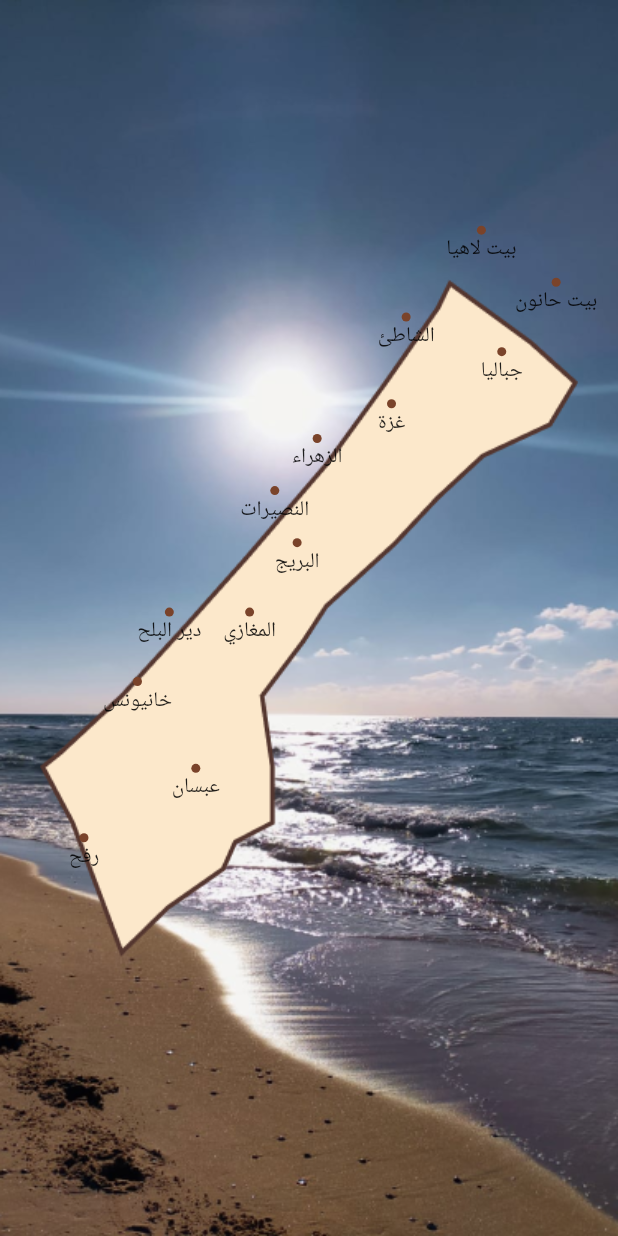
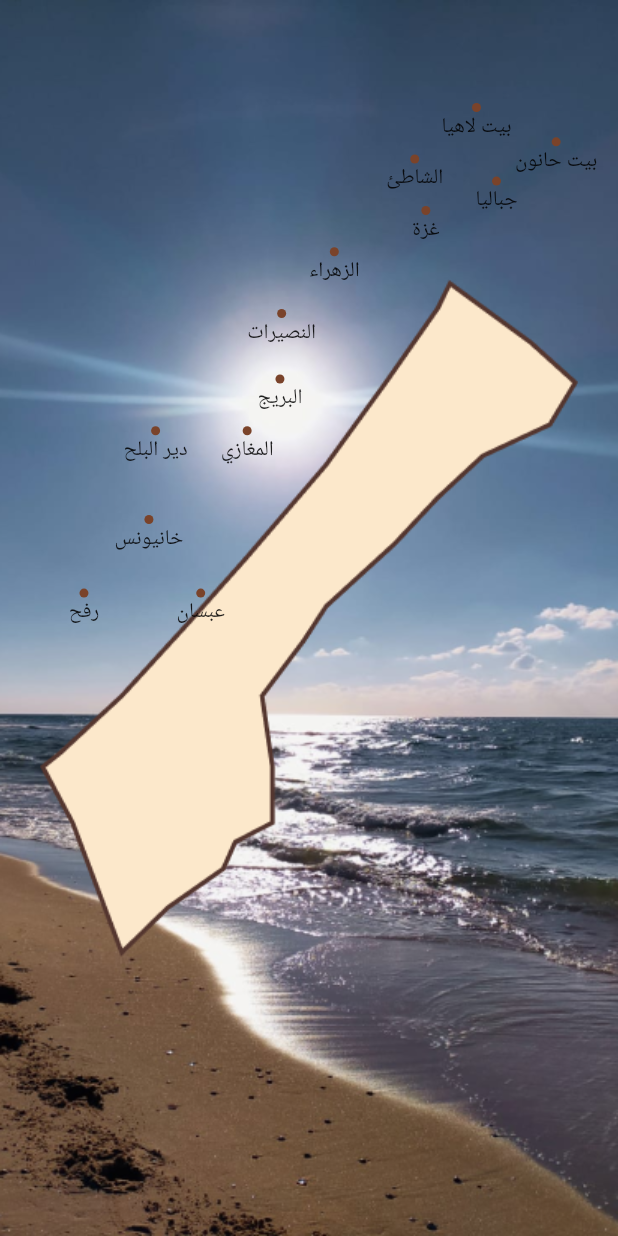
Before and after one commit to AboRaed6/gaza_app, a Flutter app: the screen it shows after launch, on a phone screen of 412 x 824 dp. Run offline on Flutter 3.47's test engine with Material 2 defaults, Android fonts, the phone set to English and light mode, and no system bars; our stand-ins replace cached_network_image, cloud_firestore, device_preview, firebase_core, firebase_storage, flutter_screenutil and 6 more; missing offline and left inert: google_language_fonts; accounts and stored records are empty; statements that could not run were skipped; project files that could hold a hidden picture were left out.

Commit message:
design simple change

```diff
--- a/lib/app/modules/home/views/home_view.dart
+++ b/lib/app/modules/home/views/home_view.dart
@@ -34,9 +34,9 @@ class HomeView extends GetView<HomeController> {
             child: Stack(
               children: [
                 CityWidget(
-                  top: 130.h,
+                  top: size.height / 12,
                   // 150.h,
-                  left: 260.w,
+                  left: size.width / 1.4,
                   // 270.w,
                   textCity: 'بيت لاهيا'.tr,
                   onTap: () {
@@ -49,8 +49,8 @@ class HomeView extends GetView<HomeController> {
                   },
                 ),
                 CityWidget(
-                  top: 160.h,
-                  left: 300.w,
+                  top: size.height / 9,
+                  left: size.width / 1.2,
                   textCity: 'بيت حانون'.tr,
                   onTap: () {
                     print('بيت حانون');
@@ -60,8 +60,8 @@ class HomeView extends GetView<HomeController> {
                   },
                 ),
                 CityWidget(
-                  top: 200.h,
-                  left: 280.w,
+                  top: size.height / 7,
+                  left: size.width / 1.3,
                   textCity: 'جباليا'.tr,
                   onTap: () {
                     print('جباليا');
@@ -71,8 +71,8 @@ class HomeView extends GetView<HomeController> {
                   },
                 ),
                 CityWidget(
-                  top: 180.h,
-                  left: 220.w,
+                  top: size.height / 8,
+                  left: size.width / 1.6,
                   textCity: 'الشاطئ'.tr,
                   onTap: () {
                     print('الشاطئ');
@@ -82,8 +82,8 @@ class HomeView extends GetView<HomeController> {
                   },
                 ),
                 CityWidget(
-                  top: 230.h,
-                  left: 220.w,
+                  top: size.height / 6,
+                  left: size.width / 1.5,
                   textCity: 'غزة'.tr,
                   onTap: () {
                     print('غزة');
@@ -93,8 +93,8 @@ class HomeView extends GetView<HomeController> {
                   },
                 ),
                 CityWidget(
-                  top: 250.h,
-                  left: 170.w,
+                  top: size.height / 5,
+                  left: size.width / 2.0,
                   textCity: 'الزهراء'.tr,
                   onTap: () {
                     print('الزهراء');
@@ -104,8 +104,8 @@ class HomeView extends GetView<HomeController> {
                   },
                 ),
                 CityWidget(
-                  top: 280.h,
-                  left: 140.w,
+                  top: size.height / 4,
+                  left: size.width / 2.5,
                   textCity: 'النصيرات'.tr,
                   onTap: () {
                     print('النصيرات');
@@ -115,8 +115,8 @@ class HomeView extends GetView<HomeController> {
                   },
                 ),
                 CityWidget(
-                  top: 310.h,
-                  left: 160.w,
+                  top: size.height / 3.3,
+                  left: size.width / 2.4,
                   textCity: 'البريج'.tr,
                   onTap: () {
                     print('البريج');
@@ -126,8 +126,8 @@ class HomeView extends GetView<HomeController> {
                   },
                 ),
                 CityWidget(
-                  top: 350.h,
-                  left: 130.w,
+                  top: size.height / 2.9,
+                  left: size.width / 2.8,
                   textCity: 'المغازي'.tr,
                   onTap: () {
                     print('المغازي');
@@ -137,8 +137,8 @@ class HomeView extends GetView<HomeController> {
                   },
                 ),
                 CityWidget(
-                  top: 350.h,
-                  left: 80.w,
+                  top: size.height / 2.9,
+                  left: size.width / 5,
                   textCity: 'دير البلح'.tr,
                   onTap: () {
                     print('دير البلح');
@@ -148,8 +148,8 @@ class HomeView extends GetView<HomeController> {
                   },
                 ),
                 CityWidget(
-                  top: 390.h,
-                  left: 60.w,
+                  top: size.height / 2.4,
+                  left: size.width / 5.4,
                   textCity: 'خانيونس'.tr,
                   onTap: () {
                     print('خانيونس');
@@ -159,8 +159,8 @@ class HomeView extends GetView<HomeController> {
                   },
                 ),
                 CityWidget(
-                  top: 440.h,
-                  left: 100.w,
+                  top: size.height / 2.1,
+                  left: size.width / 3.5,
                   textCity: 'عبسان'.tr,
                   onTap: () {
                     print('عبسان');
@@ -170,8 +170,8 @@ class HomeView extends GetView<HomeController> {
                   },
                 ),
                 CityWidget(
-                  top: 480.h,
-                  left: 40.w,
+                  top: size.height / 2.1,
+                  left: size.width / 9,
                   textCity: 'رفح'.tr,
                   onTap: () {
                     print('رفح');
--- a/lib/app/modules/what_is_gaza/views/what_is_gaza_view.dart
+++ b/lib/app/modules/what_is_gaza/views/what_is_gaza_view.dart
@@ -33,6 +33,7 @@ class WhatIsGazaView extends GetView<WhatIsGazaController> {
               'assets/images/gaza.jpg',
               width: double.infinity,
               height: 220.h,
+              fit: BoxFit.cover,
             ),
             Padding(
               padding: const EdgeInsets.all(8.0),
@@ -40,7 +41,6 @@ class WhatIsGazaView extends GetView<WhatIsGazaController> {
                 child: Text(
                   'ركن فلسطين، وخاصرتها الغربية، نقطة الوصل الدنيا والأخيرة بين بر بلاد الشام والبحر المتوسط ، والبقعة الأكثر تقدما غربا نحو البحر ، في زاوية بين شبه جزيرة سيناء وصحراء النقب والداخل الفلسطيني.نطل على غزة فنطل من فلسطين وفلسطين بلاد كنعان وغزة بلدة كنعانية عربية، بلدة تعتبر من أقدم مدن العالم المأهولة، عبر التاريخ قيل إنها في الألف الرابعة، قبل ميلاد السيد المسيح، وهنالك من قال إن المعينيين هم من بنوها، في القرن الثامن عشر قبل ميلاد المسيح وتتعدد الروايات في هذا الصدد إذ ثمة يرى أنها بنيت قبل ذلك فيقال إنها رابع مدينة بنيت على وجه الأرض.كما سنجد أن ثمة العديد من الروايات التي تحاول أن تفسر معنى اسم غزة، فمنها من رأى أن غزة جمع غازى والغزى والغزاة، الرماة بالنشاب ثم تحولت الى غزة ومٍنها من رأى أن لفظة غزة لغويا تأتي بمعنى قوي ومنيع ومخازن وكنوز وما يدخر.'
                       .tr,
-                  // textDirection: TextDirection.rtl,
                   style: TextStyle(
                     color: ColorClass.textColor,
                     fontSize: 18.sp,
--- a/pubspec.yaml
+++ b/pubspec.yaml
@@ -22,12 +22,18 @@ dependencies:
   logger: ^1.1.0
   get_storage: ^2.0.3
   google_maps_flutter: ^2.1.3
+  flutter_launcher_icons: ^0.9.2
 
 dev_dependencies:
   flutter_lints: ^1.0.0
   flutter_test:
     sdk: flutter
 
+flutter_icons:
+  android: true
+  ios: true
+  image_path: "assets/images/logoah.jpeg"
+
 flutter:
   uses-material-design: true
 
```
Also changed, not shown: lib/app/modules/add_place/views/add_place_view.dart (+18 -9 lines), lib/app/modules/city/views/city_view.dart (+7 -1 lines), lib/app/modules/place/views/place_view.dart (+14 -7 lines), pubspec.lock, 21 other files.
